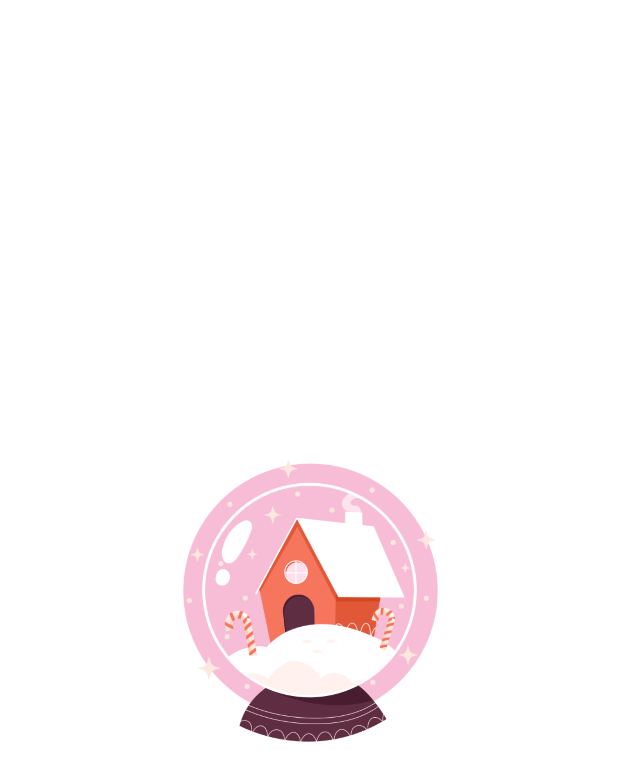
After one commit to nurzhasj/final-app-css216, an Android app: the layout activity_splash.xml on its own in the app's theme, with its tools: preview values and no code run, on a phone screen of 412 x 824 dp. The commit adds this screen. Shown: the top 781 px of the screen. Run offline under Robolectric (Android 15) with nearby library versions, the phone set to English and light mode, and no system bars.

Commit message:
Splash screen was added and some Firebase files and configuration codes

```diff
--- a/app/build.gradle
+++ b/app/build.gradle
@@ -1,5 +1,6 @@
 plugins {
     id 'com.android.application'
+    id 'com.google.gms.google-services'
 }
 
 android {
@@ -31,7 +32,10 @@ dependencies {
     implementation 'androidx.appcompat:appcompat:1.3.1'
     implementation 'com.google.android.material:material:1.4.0'
     implementation 'androidx.constraintlayout:constraintlayout:2.1.1'
+    implementation 'com.google.firebase:firebase-auth:21.0.1'
     testImplementation 'junit:junit:4.+'
     androidTestImplementation 'androidx.test.ext:junit:1.1.3'
     androidTestImplementation 'androidx.test.espresso:espresso-core:3.4.0'
+    implementation platform('com.google.firebase:firebase-bom:29.0.0')
+    implementation 'com.google.firebase:firebase-analytics'
 }
--- a/app/src/main/java/com/hfad/finalapp/FragmentRegister.java
+++ b/app/src/main/java/com/hfad/finalapp/FragmentRegister.java
@@ -3,6 +3,7 @@ package com.hfad.finalapp;
 import android.content.Context;
 import android.content.SharedPreferences;
 import android.os.Bundle;
+import android.text.TextUtils;
 import android.view.LayoutInflater;
 import android.view.View;
 import android.view.ViewGroup;
@@ -14,6 +15,8 @@ import androidx.annotation.NonNull;
 import androidx.annotation.Nullable;
 import androidx.fragment.app.Fragment;
 
+import com.google.firebase.auth.FirebaseAuth;
+
 public class FragmentRegister extends Fragment {
 
     Button btnRegister;
@@ -21,6 +24,7 @@ public class FragmentRegister extends Fragment {
     String userName, email, pass;
     SharedPreferences sharedPreferences;
     SharedPreferences.Editor editor;
+
 
     @Override
     public void onAttach(Context context){
@@ -33,10 +37,10 @@ public class FragmentRegister extends Fragment {
     @Override
     public View onCreateView(@NonNull LayoutInflater inflater, @Nullable ViewGroup container, @Nullable Bundle savedInstanceState) {
         View view = inflater.inflate(R.layout.register_fragment, container, false);
+
         etUserName = view.findViewById(R.id.etUserName);
         etPassword = view.findViewById(R.id.etPassword);
         etEmail = view.findViewById(R.id.etEmail);
-
         btnRegister = view.findViewById(R.id.btnRegister);
 
         btnRegister.setOnClickListener(new View.OnClickListener() {
--- /dev/null
+++ b/app/src/main/res/layout/activity_splash.xml
@@ -0,0 +1,19 @@
+<?xml version="1.0" encoding="utf-8"?>
+<androidx.constraintlayout.widget.ConstraintLayout xmlns:android="http://schemas.android.com/apk/res/android"
+    xmlns:app="http://schemas.android.com/apk/res-auto"
+    xmlns:tools="http://schemas.android.com/tools"
+    android:layout_width="match_parent"
+    android:layout_height="match_parent"
+    tools:context=".SplashActivity">
+
+    <ImageView
+        android:id="@+id/imageView"
+        android:layout_width="200dp"
+        android:layout_height="230dp"
+        app:layout_constraintBottom_toBottomOf="parent"
+        app:layout_constraintEnd_toEndOf="parent"
+        app:layout_constraintStart_toStartOf="parent"
+        app:layout_constraintTop_toTopOf="parent"
+        app:layout_constraintVertical_bias="0.48"
+        app:srcCompat="@drawable/snow_globe" />
+</androidx.constraintlayout.widget.ConstraintLayout>
--- a/build.gradle
+++ b/build.gradle
@@ -6,6 +6,7 @@ buildscript {
     }
     dependencies {
         classpath "com.android.tools.build:gradle:7.0.3"
+        classpath 'com.google.gms:google-services:4.3.10'
 
         // NOTE: Do not place your application dependencies here; they belong
         // in the individual module build.gradle files
```
Also changed, not shown: app/src/main/AndroidManifest.xml (+10 -5 lines), app/src/main/java/com/hfad/finalapp/MainActivity.java (+10 -1 lines), app/src/main/java/com/hfad/finalapp/SplashActivity.java (added, +29 -0 lines), app/src/main/res/drawable/snow_globe.png (added), 1 other file.
